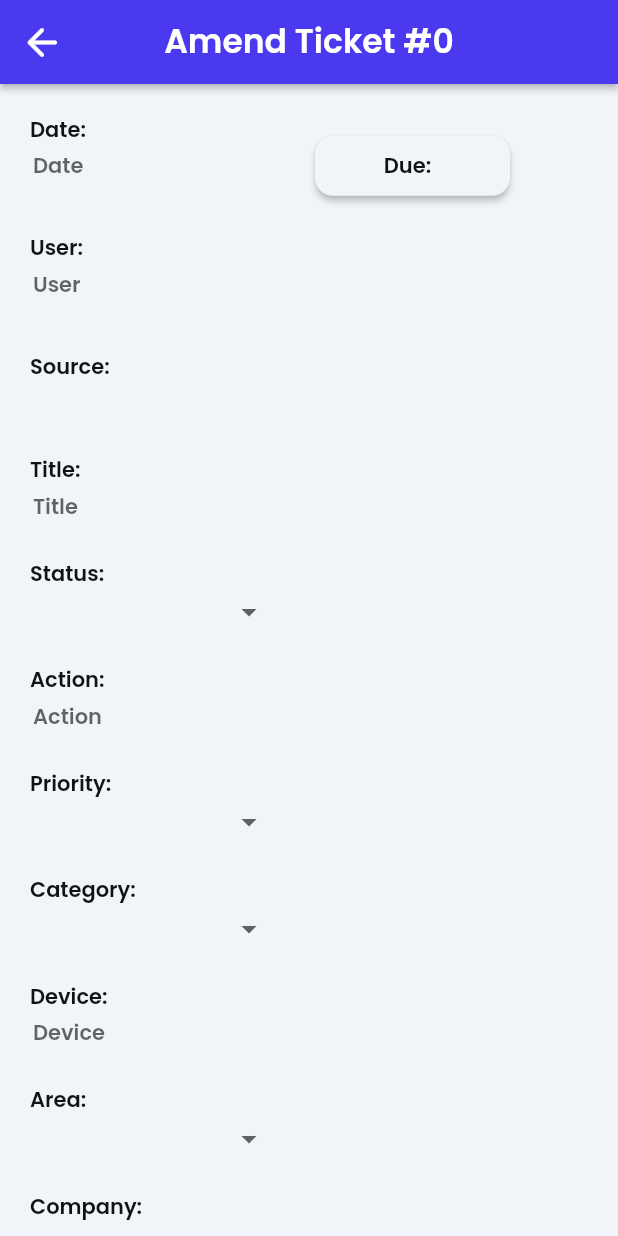
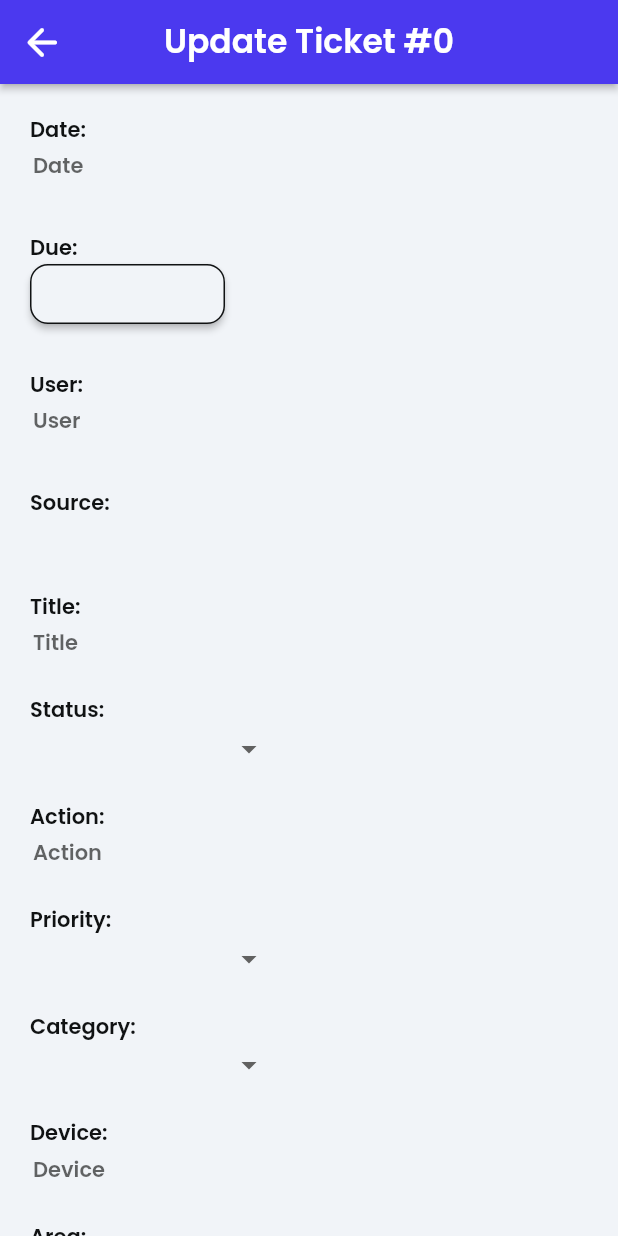
Before and after one commit to ayladuffton/honours, a Flutter app: the TicketDetailWidget screen opened directly with empty values, after a tap on "Edit Details", on a phone screen of 412 x 824 dp. Run offline on Flutter 3.47's test engine with Material 2 defaults, Android fonts, the phone set to English and light mode, and no system bars; drawn by our look-alikes of auto_size_text; our stand-ins replace built_collection, built_value, cloud_firestore, easy_debounce, firebase_core, flutter_datetime_picker and 5 more; missing offline and left inert: json_path; accounts and stored records are empty; generated files the repository leaves out were written again.

Commit message:
Final Commit for 20/06/22 - layout tweaks to pages.

```diff
--- a/lib/ticket_detail/ticket_detail_widget.dart
+++ b/lib/ticket_detail/ticket_detail_widget.dart
@@ -83,7 +83,7 @@ class _TicketDetailWidgetState extends State<TicketDetailWidget> {
                   mainAxisSize: MainAxisSize.max,
                   children: [
                     Padding(
-                      padding: EdgeInsetsDirectional.fromSTEB(10, 10, 10, 10),
+                      padding: EdgeInsetsDirectional.fromSTEB(10, 10, 10, 12),
                       child: Row(
                         mainAxisSize: MainAxisSize.max,
                         children: [
@@ -107,7 +107,7 @@ class _TicketDetailWidgetState extends State<TicketDetailWidget> {
                       ),
                     ),
                     Padding(
-                      padding: EdgeInsetsDirectional.fromSTEB(10, 0, 10, 10),
+                      padding: EdgeInsetsDirectional.fromSTEB(10, 0, 10, 12),
                       child: Row(
                         mainAxisSize: MainAxisSize.max,
                         children: [
@@ -127,7 +127,7 @@ class _TicketDetailWidgetState extends State<TicketDetailWidget> {
                       ),
                     ),
                     Padding(
-                      padding: EdgeInsetsDirectional.fromSTEB(10, 0, 10, 10),
+                      padding: EdgeInsetsDirectional.fromSTEB(10, 0, 10, 12),
                       child: Row(
                         mainAxisSize: MainAxisSize.max,
                         children: [
@@ -141,7 +141,7 @@ class _TicketDetailWidgetState extends State<TicketDetailWidget> {
                       ),
                     ),
                     Padding(
-                      padding: EdgeInsetsDirectional.fromSTEB(10, 0, 10, 10),
+                      padding: EdgeInsetsDirectional.fromSTEB(10, 0, 10, 12),
                       child: Row(
                         mainAxisSize: MainAxisSize.max,
                         children: [
@@ -157,7 +157,7 @@ class _TicketDetailWidgetState extends State<TicketDetailWidget> {
                       ),
                     ),
                     Padding(
-                      padding: EdgeInsetsDirectional.fromSTEB(10, 0, 10, 10),
+                      padding: EdgeInsetsDirectional.fromSTEB(10, 0, 10, 12),
                       child: Row(
                         mainAxisSize: MainAxisSize.max,
                         children: [
@@ -173,7 +173,7 @@ class _TicketDetailWidgetState extends State<TicketDetailWidget> {
                       ),
                     ),
                     Padding(
-                      padding: EdgeInsetsDirectional.fromSTEB(10, 0, 10, 10),
+                      padding: EdgeInsetsDirectional.fromSTEB(10, 0, 10, 12),
                       child: Row(
                         mainAxisSize: MainAxisSize.max,
                         children: [
@@ -193,7 +193,7 @@ class _TicketDetailWidgetState extends State<TicketDetailWidget> {
                       ),
                     ),
                     Padding(
-                      padding: EdgeInsetsDirectional.fromSTEB(10, 0, 10, 10),
+                      padding: EdgeInsetsDirectional.fromSTEB(10, 0, 10, 12),
                       child: Row(
                         mainAxisSize: MainAxisSize.max,
                         children: [
@@ -213,7 +213,7 @@ class _TicketDetailWidgetState extends State<TicketDetailWidget> {
                       ),
                     ),
                     Padding(
-                      padding: EdgeInsetsDirectional.fromSTEB(10, 0, 10, 10),
+                      padding: EdgeInsetsDirectional.fromSTEB(10, 0, 10, 12),
                       child: Row(
                         mainAxisSize: MainAxisSize.max,
                         children: [
@@ -225,7 +225,7 @@ class _TicketDetailWidgetState extends State<TicketDetailWidget> {
                       ),
                     ),
                     Padding(
-                      padding: EdgeInsetsDirectional.fromSTEB(10, 0, 10, 10),
+                      padding: EdgeInsetsDirectional.fromSTEB(10, 0, 10, 12),
                       child: Row(
                         mainAxisSize: MainAxisSize.max,
                         children: [
@@ -245,7 +245,7 @@ class _TicketDetailWidgetState extends State<TicketDetailWidget> {
                       ),
                     ),
                     Padding(
-                      padding: EdgeInsetsDirectional.fromSTEB(10, 0, 10, 10),
+                      padding: EdgeInsetsDirectional.fromSTEB(10, 0, 10, 12),
                       child: Row(
                         mainAxisSize: MainAxisSize.max,
                         children: [
@@ -372,15 +372,18 @@ class _TicketDetailWidgetState extends State<TicketDetailWidget> {
                             itemBuilder: (context, listViewIndex) {
                               final listViewNotesRecord =
                                   listViewNotesRecordList[listViewIndex];
-                              return Row(
+                              return Padding(
+                                padding:
+                                    EdgeInsetsDirectional.fromSTEB(0, 0, 0, 12),
+                                child: Row(
                                   mainAxisSize: MainAxisSize.max,
                                   children: [
                                     Padding(
                                       padding: EdgeInsetsDirectional.fromSTEB(
                                           0, 0, 10, 0),
                                       child: Text(
-                                      dateTimeFormat(
-                                              'd/M/y', listViewNotesRecord.date)
+                                        dateTimeFormat('d/M/y',
+                                                listViewNotesRecord.date)
                                             .maybeHandleOverflow(maxChars: 10),
                                         style: FlutterFlowTheme.of(context)
                                             .bodyText1,
@@ -394,6 +397,7 @@ class _TicketDetailWidgetState extends State<TicketDetailWidget> {
                                       ),
                                     ),
                                   ],
+                                ),
                               );
                             },
                           );
--- a/lib/ticket_list/ticket_list_widget.dart
+++ b/lib/ticket_list/ticket_list_widget.dart
@@ -48,7 +48,7 @@ class _TicketListWidgetState extends State<TicketListWidget> {
               crossAxisAlignment: CrossAxisAlignment.start,
               children: [
                 Padding(
-                  padding: EdgeInsetsDirectional.fromSTEB(10, 10, 0, 0),
+                  padding: EdgeInsetsDirectional.fromSTEB(10, 10, 0, 12),
                   child: FFButtonWidget(
                     onPressed: () async {
                       await Navigator.push(
@@ -130,7 +130,7 @@ class _TicketListWidgetState extends State<TicketListWidget> {
                                 ),
                                 Padding(
                                   padding: EdgeInsetsDirectional.fromSTEB(
-                                      0, 0, 0, 15),
+                                      0, 0, 0, 12),
                                   child: InkWell(
                                     onTap: () async {
                                       await Navigator.push(
--- a/lib/ticket_update/ticket_update_widget.dart
+++ b/lib/ticket_update/ticket_update_widget.dart
@@ -77,7 +77,7 @@ class _TicketUpdateWidgetState extends State<TicketUpdateWidget> {
               },
             ),
             title: Text(
-              'Amend Ticket #${ticketUpdateTicketsRecord.ticketNumber.toString()}',
+              'Update Ticket #${ticketUpdateTicketsRecord.ticketNumber.toString()}',
               style: FlutterFlowTheme.of(context).title2.override(
                     fontFamily: 'Poppins',
                     color: Colors.white,
@@ -106,22 +106,25 @@ class _TicketUpdateWidgetState extends State<TicketUpdateWidget> {
                             child: Row(
                               mainAxisSize: MainAxisSize.max,
                               children: [
-                                Column(
-                                  mainAxisSize: MainAxisSize.max,
-                                  crossAxisAlignment: CrossAxisAlignment.start,
-                                  children: [
                                 Padding(
                                   padding: EdgeInsetsDirectional.fromSTEB(
                                       10, 0, 0, 0),
                                   child: Text(
                                     'Date:',
-                                        style: FlutterFlowTheme.of(context)
-                                            .bodyText1,
+                                    style:
+                                        FlutterFlowTheme.of(context).bodyText1,
                                   ),
                                 ),
-                                    Container(
-                                      width: 200,
-                                      decoration: BoxDecoration(),
+                              ],
+                            ),
+                          ),
+                          Padding(
+                            padding:
+                                EdgeInsetsDirectional.fromSTEB(10, 0, 10, 0),
+                            child: Row(
+                              mainAxisSize: MainAxisSize.max,
+                              children: [
+                                Expanded(
                                   child: TextFormField(
                                     controller: dateTextFieldController ??=
                                         TextEditingController(
@@ -143,8 +146,7 @@ class _TicketUpdateWidgetState extends State<TicketUpdateWidget> {
                                           color: Color(0x00000000),
                                           width: 1,
                                         ),
-                                            borderRadius:
-                                                const BorderRadius.only(
+                                        borderRadius: const BorderRadius.only(
                                           topLeft: Radius.circular(4.0),
                                           topRight: Radius.circular(4.0),
                                         ),
@@ -154,8 +156,7 @@ class _TicketUpdateWidgetState extends State<TicketUpdateWidget> {
                                           color: Color(0x00000000),
                                           width: 1,
                                         ),
-                                            borderRadius:
-                                                const BorderRadius.only(
+                                        borderRadius: const BorderRadius.only(
                                           topLeft: Radius.circular(4.0),
                                           topRight: Radius.circular(4.0),
                                         ),
@@ -164,20 +165,42 @@ class _TicketUpdateWidgetState extends State<TicketUpdateWidget> {
                                           EdgeInsetsDirectional.fromSTEB(
                                               12, 0, 12, 20),
                                     ),
-                                        style: FlutterFlowTheme.of(context)
-                                            .bodyText1,
+                                    style:
+                                        FlutterFlowTheme.of(context).bodyText1,
                                     keyboardType: TextInputType.datetime,
                                   ),
                                 ),
                               ],
                             ),
+                          ),
+                          Padding(
+                            padding:
+                                EdgeInsetsDirectional.fromSTEB(10, 10, 10, 0),
+                            child: Row(
+                              mainAxisSize: MainAxisSize.max,
+                              children: [
                                 Padding(
                                   padding: EdgeInsetsDirectional.fromSTEB(
-                                      0, 0, 10, 0),
-                                  child: Column(
+                                      10, 0, 0, 0),
+                                  child: Text(
+                                    'Due:',
+                                    style:
+                                        FlutterFlowTheme.of(context).bodyText1,
+                                  ),
+                                ),
+                              ],
+                            ),
+                          ),
+                          Padding(
+                            padding:
+                                EdgeInsetsDirectional.fromSTEB(10, 0, 10, 20),
+                            child: Row(
                               mainAxisSize: MainAxisSize.max,
                               children: [
-                                      FFButtonWidget(
+                                Padding(
+                                  padding: EdgeInsetsDirectional.fromSTEB(
+                                      10, 0, 0, 0),
+                                  child: FFButtonWidget(
                                     onPressed: () async {
                                       await DatePicker.showDateTimePicker(
                                         context,
@@ -189,24 +212,22 @@ class _TicketUpdateWidgetState extends State<TicketUpdateWidget> {
                                         minTime: getCurrentTimestamp,
                                       );
                                     },
-                                        text:
-                                            'Due:  ${dateTimeFormat('d/M/y', ticketUpdateTicketsRecord.due)}',
+                                    text: dateTimeFormat(
+                                        'd/M/y', ticketUpdateTicketsRecord.due),
                                     options: FFButtonOptions(
                                       width: 130,
                                       height: 40,
                                       color: FlutterFlowTheme.of(context)
                                           .primaryBackground,
-                                          textStyle:
-                                              FlutterFlowTheme.of(context)
+                                      textStyle: FlutterFlowTheme.of(context)
                                           .bodyText1,
                                       borderSide: BorderSide(
-                                            color: Colors.transparent,
+                                        color: FlutterFlowTheme.of(context)
+                                            .primaryText,
                                         width: 1,
                                       ),
                                       borderRadius: 12,
                                     ),
-                                      ),
-                                    ],
                                   ),
                                 ),
                               ],
```
Lines whose indentation alone changed are shown as unchanged.
